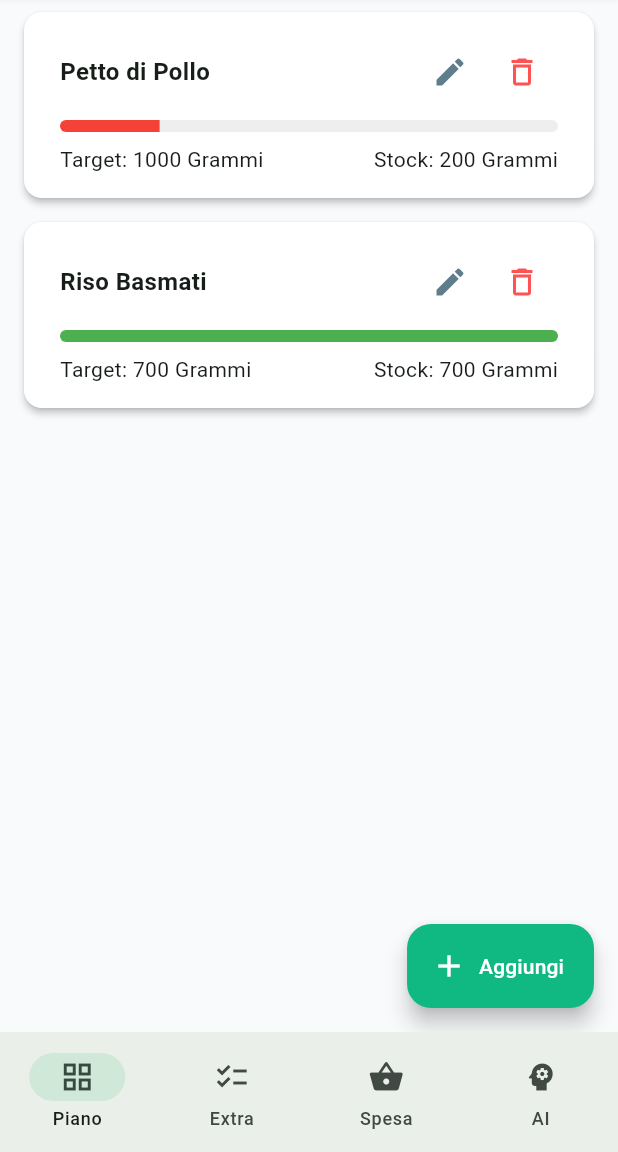
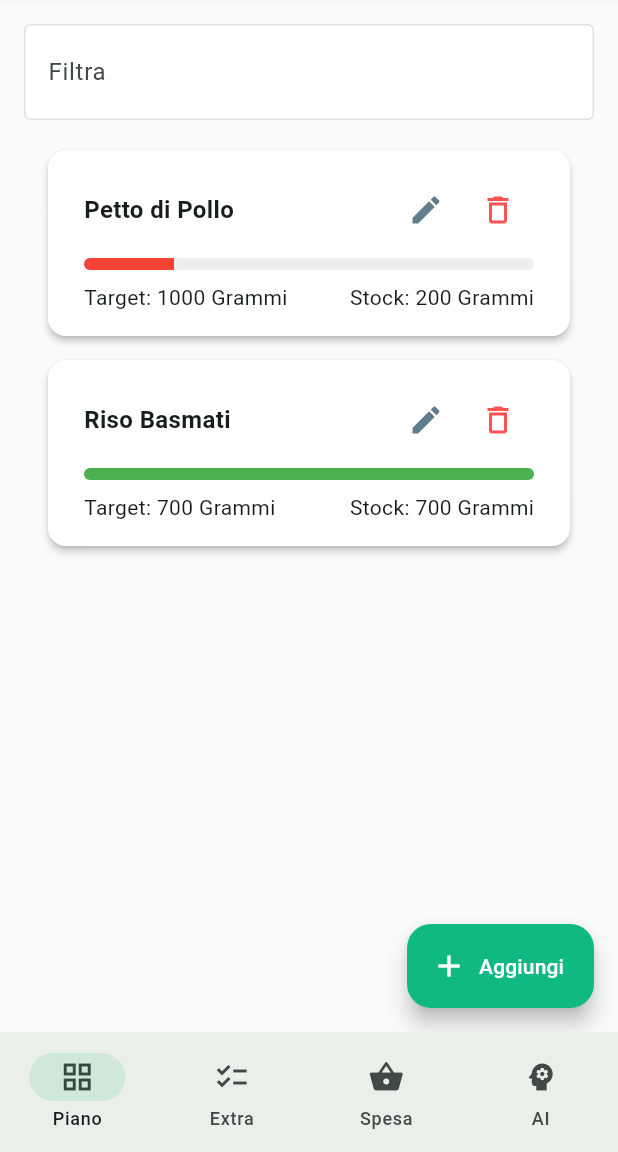
Before and after one commit to MirkodeCillis/dietando, a Flutter app: the screen it shows after launch, on a phone screen of 412 x 824 dp, the part 84-1236 px from its top. Run offline on Flutter 3.47's test engine with Material 3 defaults, Android fonts, the light colour scheme and no system bars; our stand-ins replace google_generative_ai, shared_preferences.

Commit message:
feat: add filter in all pages

```diff
--- /dev/null
+++ b/lib/components/filter.dart
@@ -0,0 +1,74 @@
+import 'package:flutter/material.dart';
+
+class Filter<T> extends StatefulWidget {
+  final List<T> list;
+  final String Function(T) filterBy;
+  final Function(List<T>) updateList;
+
+  const Filter({
+    super.key,
+    required this.list,
+    required this.filterBy,
+    required this.updateList
+  });
+
+  @override
+  State<Filter<T>> createState() => _FilterState<T>();
+}
+
+class _FilterState<T> extends State<Filter<T>> {
+  final TextEditingController fieldCtrl = TextEditingController();
+
+  void onChange(String value) {
+    if (value.length < 3) {
+      widget.updateList(widget.list);
+      return;
+    }
+
+    widget.updateList(
+      widget.list.where((item) {
+        final field = widget.filterBy(item).toLowerCase();
+        return field.contains(value.toLowerCase());
+      }).toList(),
+    );
+  }
+
+  @override
+  Widget build(BuildContext context) {
+    return Container(
+      child: IntrinsicHeight(
+        child: Row(
+          children: [
+            Expanded(
+              child: TextField(
+                controller: fieldCtrl,
+                onChanged: onChange,
+                decoration: InputDecoration(
+                  enabledBorder: OutlineInputBorder(
+                    borderRadius: BorderRadius.circular(4),
+                    borderSide: BorderSide(color: Colors.grey.shade300),
+                  ),
+                  border: OutlineInputBorder(
+                    borderRadius: BorderRadius.circular(4),
+                  ),
+                  contentPadding: const EdgeInsets.symmetric(horizontal: 12, vertical: 8),
+                  filled: true,
+                  fillColor: Colors.white,
+                  labelText: "Filtra",
+                  suffix: IconButton(
+                    icon: const Icon(Icons.clear, size: 20, color: Colors.grey),
+                    onPressed: () {
+                      fieldCtrl.clear();
+                      onChange('');
+                      FocusScope.of(context).unfocus();
+                    },
+                  ),
+                ),
+              ),
+            ),
+          ],
+        ),
+      ),
+    );
+  }
+}
--- a/lib/screens/diet.dart
+++ b/lib/screens/diet.dart
@@ -1,12 +1,32 @@
 import 'package:flutter/material.dart';
+import 'package:gestore_spesa/components/filter.dart';
 import 'package:gestore_spesa/models/models.dart';
 import 'package:uuid/uuid.dart';
 
-class DietPage extends StatelessWidget {
+class DietPage extends StatefulWidget {
   final List<DietItem> items;
   final Function(List<DietItem>) onUpdate;
 
   const DietPage({super.key, required this.items, required this.onUpdate});
+
+  @override
+  State<DietPage> createState() => _DietPageState();
+}
+
+class _DietPageState extends State<DietPage> {
+  List<DietItem> filteredItems = [];
+
+  @override
+  void initState() {
+    super.initState();
+    filteredItems = widget.items;
+  }
+
+  @override
+  void didUpdateWidget(covariant DietPage oldWidget) {
+    super.didUpdateWidget(oldWidget);
+    filteredItems = widget.items;
+  }
 
   @override
   Widget build(BuildContext context) {
@@ -18,17 +38,28 @@ class DietPage extends StatelessWidget {
         backgroundColor: const Color(0xFF10B981),
         foregroundColor: Colors.white,
       ),
-      body: items.isEmpty
+      body: widget.items.isEmpty
       ? const Center(child: Text("Nessun alimento nel piano."))
-      : ListView.builder(
+      : Container(
+        padding: const EdgeInsets.all(16.0),
+        child: Column( children: [
+          Filter<DietItem>(list: widget.items, filterBy: (item) => item.name, updateList: (List<DietItem> resultItems) {
+            setState(() {
+              filteredItems = resultItems;
+            });
+          }),
+          SizedBox(height: 12),
+          Expanded(child: ListView.builder(
             padding: const EdgeInsets.only(bottom: 80),
-        itemCount: items.length,
+            itemCount: filteredItems.length,
             itemBuilder: (ctx, i) {
-          final item = items[i];
+              final item = filteredItems[i];
               final progress = item.weeklyTarget > 0 ? (item.currentStock / item.weeklyTarget).clamp(0.0, 1.0) : 0.0;
 
               return Card(
                 margin: const EdgeInsets.symmetric(horizontal: 16, vertical: 8),
+                child: InkWell(
+                  onTap: () => _showItemDialog(context, item),
                   child: Padding(
                     padding: const EdgeInsets.symmetric(horizontal: 24, vertical: 16),
                     child: Column(
@@ -50,8 +81,8 @@ class DietPage extends StatelessWidget {
                             IconButton(
                               icon: const Icon(Icons.delete_outline, color: Colors.redAccent),
                               onPressed: () {
-                          final newList = List<DietItem>.from(items)..removeAt(i);
-                          onUpdate(newList);
+                                final newList = List<DietItem>.from(widget.items)..removeAt(i);
+                                widget.onUpdate(newList);
                               },
                             ),
                           ],
@@ -77,9 +108,12 @@ class DietPage extends StatelessWidget {
                       ],
                     ),
                   ),
+                )
               );
-        },
-      ),
+            }),
+          )
+        ])
+      )
     );
   }
 
@@ -157,17 +191,16 @@ class DietPage extends StatelessWidget {
           );
 
           if (item == null) {
-            onUpdate([...items, newItem]);
+            widget.onUpdate([...widget.items, newItem]);
           } else {
-            final index = items.indexWhere((e) => e.id == item.id);
-            final newList = List<DietItem>.from(items);
+            final index = widget.items.indexWhere((e) => e.id == item.id);
+            final newList = List<DietItem>.from(widget.items);
             newList[index] = newItem;
-            onUpdate(newList);
+            widget.onUpdate(newList);
           }
           Navigator.pop(ctx);
         }, child: const Text("Salva")),
       ],
     ));
   }
-
 }
```
Also changed, not shown: lib/screens/extra.dart (+45 -15 lines), lib/screens/shopping.dart (+56 -14 lines). Lines whose indentation alone changed are shown as unchanged.
